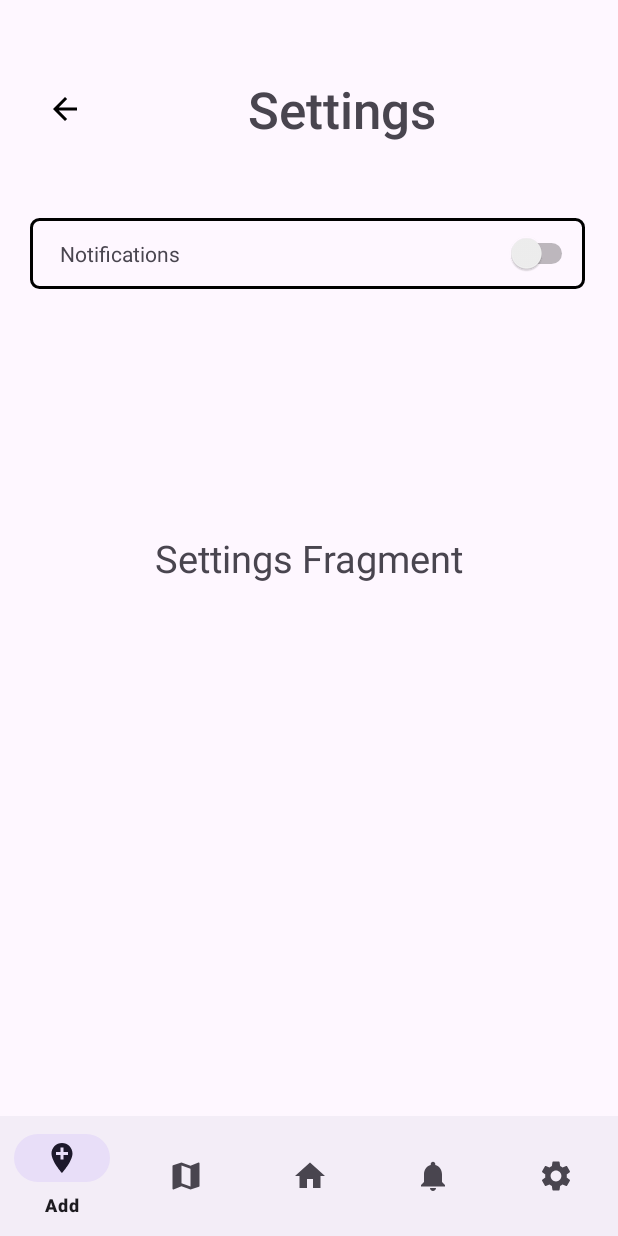
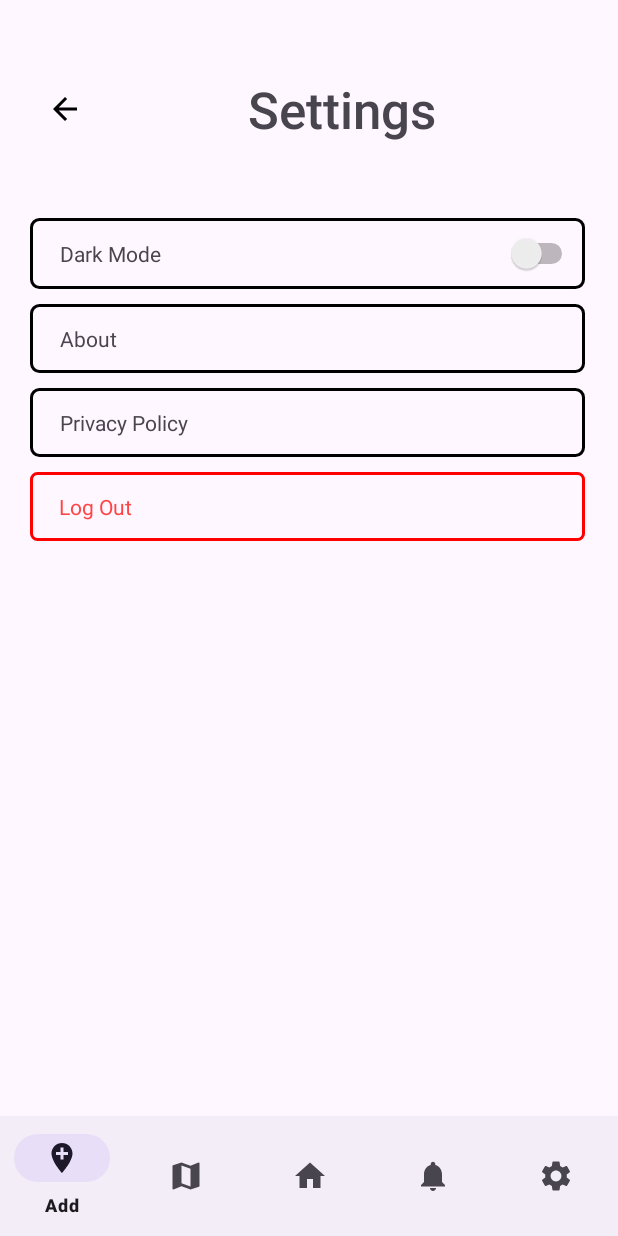
Before and after one commit to dsullano/TrackNJeep, an Android app: the fragment Settings placed in its activity, on a phone screen of 412 x 824 dp. Run offline under Robolectric (Android 15) with nearby library versions, the light colour scheme and no system bars; Roboto replaces fonts that are not available here.

Commit message:
test specific files push

```diff
--- a/app/src/main/AndroidManifest.xml
+++ b/app/src/main/AndroidManifest.xml
@@ -29,6 +29,7 @@
              project's local.properties file (e.g. MAPS_API_KEY=Aiza...), and replace the
              "YOUR_API_KEY" string in this file with "${MAPS_API_KEY}".
         -->
+
         <meta-data
             android:name="com.google.android.geo.API_KEY"
             android:value="AIzaSyDDzj6tlqEkIG3sKfBB9mJ_2FHYin26vzE" />
--- a/app/src/main/java/com/example/tracknjeep_test/fragments/Settings.java
+++ b/app/src/main/java/com/example/tracknjeep_test/fragments/Settings.java
@@ -7,8 +7,13 @@ import androidx.fragment.app.Fragment;
 import android.view.LayoutInflater;
 import android.view.View;
 import android.view.ViewGroup;
+import android.widget.LinearLayout;
+import android.widget.Switch;
+import android.widget.Toast;
 
 import com.example.tracknjeep_test.R;
+
+import java.util.concurrent.atomic.AtomicBoolean;
 
 public class Settings extends Fragment {
     public Settings() {
@@ -17,9 +22,64 @@ public class Settings extends Fragment {
 
 
     @Override
-    public View onCreateView(LayoutInflater inflater, ViewGroup container,
-                             Bundle savedInstanceState) {
+    public View onCreateView(LayoutInflater inflater, ViewGroup container, Bundle savedInstanceState) {
+        AtomicBoolean switchClicked = new AtomicBoolean(false);
+
+        View rootView = inflater.inflate(R.layout.fragment_settings, container, false);
+
+        LinearLayout llDarkMode = rootView.findViewById(R.id.llDarkMode);
+        Switch switchDarkMode = rootView.findViewById(R.id.switchDarkMode);
+        View.OnClickListener toggleSwitchListener = new View.OnClickListener() {
+            @Override
+            public void onClick(View v) {
+                if (v.getId() == switchDarkMode.getId()) {
+                    // Set the flag to true if the switch was clicked
+                    switchClicked.set(true);
+                }
+
+                // Toggle the switch only if it's currently off
+                if (!switchDarkMode.isChecked() && !switchClicked.get()) {
+                    switchDarkMode.setChecked(true);
+                } else if (!switchClicked.get()) {
+                    switchDarkMode.setChecked(false);
+                }
+
+                // Reset the flag after processing the click event
+                switchClicked.set(false);
+            }
+        };
+
+        llDarkMode.setOnClickListener(toggleSwitchListener);
+        switchDarkMode.setOnClickListener(toggleSwitchListener);
+
+        LinearLayout llAbout = rootView.findViewById(R.id.llAbout);
+        llAbout.setOnClickListener(new View.OnClickListener() {
+            @Override
+            public void onClick(View v) {
+                Toast.makeText(getContext(), "About Clicked", Toast.LENGTH_SHORT).show();
+            }
+        });
+
+        LinearLayout llPrivacyPolicy = rootView.findViewById(R.id.llPrivacyPolicy);
+        llPrivacyPolicy.setOnClickListener(new View.OnClickListener() {
+            @Override
+            public void onClick(View v) {
+                Toast.makeText(getContext(), "Privacy Policy Clicked", Toast.LENGTH_SHORT).show();
+            }
+        });
+
+        LinearLayout llLogOut = rootView.findViewById(R.id.llLogOut);
+        llLogOut.setOnClickListener(new View.OnClickListener() {
+            @Override
+            public void onClick(View v) {
+                Toast.makeText(getContext(), "Log Out Clicked", Toast.LENGTH_SHORT).show();
+            }
+        });
+
         // Inflate the layout for this fragment
-        return inflater.inflate(R.layout.fragment_settings, container, false);
+        return rootView;
     }
+
+
+
 }
--- /dev/null
+++ b/app/src/main/res/drawable/border_drawable_red.xml
@@ -0,0 +1,7 @@
+<?xml version="1.0" encoding="utf-8"?>
+<shape xmlns:android="http://schemas.android.com/apk/res/android">
+    <solid android:color="@android:color/transparent" />
+    <stroke android:width="2dp" android:color="#FF0000" />
+    <padding android:left="4dp" android:top="4dp" android:right="4dp" android:bottom="4dp" />
+    <corners android:radius="4dp" />
+</shape>
--- a/app/src/main/res/layout/fragment_settings.xml
+++ b/app/src/main/res/layout/fragment_settings.xml
@@ -6,13 +6,6 @@
     xmlns:app="http://schemas.android.com/apk/res-auto"
     tools:context=".fragments.Settings">
 
-
-    <TextView
-        android:layout_width="wrap_content"
-        android:layout_height="wrap_content"
-        android:layout_centerInParent="true"
-        android:text="Settings Fragment"
-        android:textSize="25dp" />
 
     <LinearLayout
         android:id="@+id/llMain"
@@ -74,29 +67,101 @@
                 </LinearLayout>
 
                 <LinearLayout
-                    android:id="@+id/textView"
+                    android:id="@+id/llDarkMode"
                     android:layout_width="match_parent"
                     android:layout_height="match_parent"
                     android:paddingBottom="10dp"
                     android:paddingTop="10dp"
+                    android:layout_marginBottom="10dp"
                     android:background="@drawable/border_drawable"
-                    android:orientation="horizontal">
+                    android:orientation="horizontal"
+                    android:clickable="true"
+                    android:focusable="true">
 
                     <TextView
-                        android:id="@+id/textView3"
+                        android:id="@+id/tvDarkMode"
                         android:layout_width="wrap_content"
                         android:layout_height="wrap_content"
                         android:layout_weight="6"
                         android:gravity="center_vertical"
                         android:paddingLeft="15dp"
-                        android:text="@string/txtNotif" />
+                        android:text="@string/txtDarkMode" />
 
                     <Switch
-                        android:id="@+id/switchNotif"
+                        android:id="@+id/switchDarkMode"
                         android:layout_width="wrap_content"
                         android:layout_height="wrap_content"
                         android:layout_weight="1"
                         android:gravity="center|center_horizontal|center_vertical" />
+
+                </LinearLayout>
+
+                <LinearLayout
+                    android:id="@+id/llAbout"
+                    android:layout_width="match_parent"
+                    android:layout_height="match_parent"
+                    android:paddingBottom="13dp"
+                    android:paddingTop="13dp"
+                    android:layout_marginBottom="10dp"
+                    android:background="@drawable/border_drawable"
+                    android:orientation="horizontal"
+                    android:clickable="true"
+                    android:focusable="true">
+
+                    <TextView
+                        android:id="@+id/tvAbout"
+                        android:layout_width="wrap_content"
+                        android:layout_height="wrap_content"
+                        android:layout_weight="6"
+                        android:gravity="center_vertical"
+                        android:paddingLeft="15dp"
+                        android:text="@string/txtAbout" />
+
+                </LinearLayout>
+
+                <LinearLayout
+                    android:id="@+id/llPrivacyPolicy"
+                    android:layout_width="match_parent"
+                    android:layout_height="match_parent"
+                    android:paddingBottom="13dp"
+                    android:paddingTop="13dp"
+                    android:layout_marginBottom="10dp"
+                    android:background="@drawable/border_drawable"
+                    android:orientation="horizontal"
+                    android:clickable="true"
+                    android:focusable="true">
+
+                    <TextView
+                        android:id="@+id/tvPrivacyPolicy"
+                        android:layout_width="wrap_content"
+                        android:layout_height="wrap_content"
+                        android:layout_weight="6"
+                        android:gravity="center_vertical"
+                        android:paddingLeft="15dp"
+                        android:text="@string/txtPrivacyPolicy" />
+
+                </LinearLayout>
+
+                <LinearLayout
+                    android:id="@+id/llLogOut"
+                    android:layout_width="match_parent"
+                    android:layout_height="match_parent"
+                    android:paddingBottom="13dp"
+                    android:paddingTop="13dp"
+                    android:background="@drawable/border_drawable_red"
+                    android:orientation="horizontal"
+                    android:clickable="true"
+                    android:focusable="true">
+
+                    <TextView
+                        android:id="@+id/tvLogOut"
+                        android:layout_width="wrap_content"
+                        android:layout_height="wrap_content"
+                        android:layout_weight="6"
+                        android:gravity="center_vertical"
+                        android:paddingLeft="15dp"
+                        android:text="@string/txtLogOut"
+                        android:textColor="@android:color/holo_red_light"/>
 
                 </LinearLayout>
 
--- a/app/src/main/res/values/strings.xml
+++ b/app/src/main/res/values/strings.xml
@@ -14,7 +14,12 @@
     <!-- Setting Screen -->
     <string name="txtSettings">Settings</string>
     <string name="btnBack">Back Button</string>
-    <string name="txtNotif">Notifications</string>
+    <string name="txtDarkMode">Dark Mode</string>
+    <string name="txtAbout">About</string>
+    <string name="txtPrivacyPolicy">Privacy Policy</string>
+    <string name="txtLogOut">Log Out</string>
+
+
     <string name="title_activity_maps">MapsActivity</string>
     <string name="go">Go</string>
     <string name="enter_destination">Enter destination</string>
@@ -26,6 +31,7 @@
     <string name="estimated_time_of_arrival">Estimated Time of Arrival:</string>
     <string name="estimated_code">Estimated Code:</string>
     <string name="fare_cost_discounted">Fare Cost (Discounted):</string>
+
     <!-- Strings related to login -->
     <string name="prompt_email">Email</string>
     <string name="prompt_password">Password</string>
```
